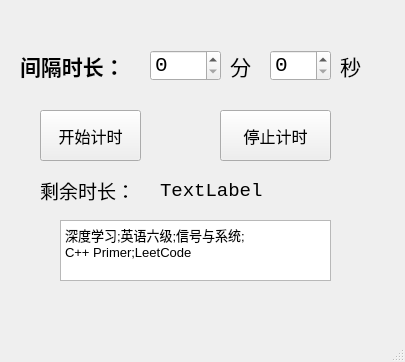
First picture: the form in mainwindow.ui, repository max-Ernest/clock, before the edit.
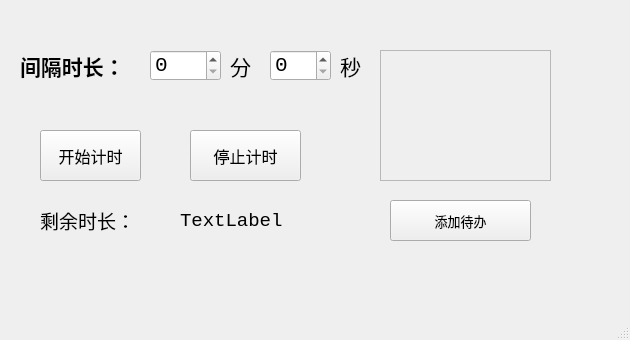
Second picture: the form after the edit.

Commit message: 添加待办功能，未持久化

```diff
--- a/mainwindow.ui
+++ b/mainwindow.ui
@@ -6,8 +6,8 @@
    <rect>
     <x>0</x>
     <y>0</y>
-    <width>405</width>
-    <height>362</height>
+    <width>630</width>
+    <height>340</height>
    </rect>
   </property>
   <property name="windowTitle">
@@ -18,7 +18,7 @@
     <property name="geometry">
      <rect>
       <x>40</x>
-      <y>110</y>
+      <y>130</y>
       <width>101</width>
       <height>51</height>
      </rect>
@@ -36,8 +36,8 @@
    <widget class="QPushButton" name="stopButton">
     <property name="geometry">
      <rect>
-      <x>220</x>
-      <y>110</y>
+      <x>190</x>
+      <y>130</y>
       <width>111</width>
       <height>51</height>
      </rect>
@@ -146,8 +146,8 @@
    <widget class="QLabel" name="countdownLabel">
     <property name="geometry">
      <rect>
-      <x>160</x>
-      <y>170</y>
+      <x>180</x>
+      <y>200</y>
       <width>181</width>
       <height>41</height>
      </rect>
@@ -166,7 +166,7 @@
     <property name="geometry">
      <rect>
       <x>40</x>
-      <y>170</y>
+      <y>200</y>
       <width>111</width>
       <height>41</height>
      </rect>
@@ -181,22 +181,52 @@
      <string>剩余时长：</string>
     </property>
    </widget>
-   <widget class="QTextEdit" name="textEdit">
+   <widget class="QScrollArea" name="scrollArea">
     <property name="geometry">
      <rect>
-      <x>60</x>
-      <y>220</y>
-      <width>271</width>
-      <height>61</height>
+      <x>380</x>
+      <y>50</y>
+      <width>171</width>
+      <height>131</height>
      </rect>
     </property>
-    <property name="html">
-     <string>&lt;!DOCTYPE HTML PUBLIC &quot;-//W3C//DTD HTML 4.0//EN&quot; &quot;http://www.w3.org/TR/REC-html40/strict.dtd&quot;&gt;
-&lt;html&gt;&lt;head&gt;&lt;meta name=&quot;qrichtext&quot; content=&quot;1&quot; /&gt;&lt;style type=&quot;text/css&quot;&gt;
-p, li { white-space: pre-wrap; }
-&lt;/style&gt;&lt;/head&gt;&lt;body style=&quot; font-family:'SimSun'; font-size:9pt; font-weight:400; font-style:normal;&quot;&gt;
-&lt;p style=&quot; margin-top:0px; margin-bottom:0px; margin-left:0px; margin-right:0px; -qt-block-indent:0; text-indent:0px;&quot;&gt;&lt;span style=&quot; font-size:10pt;&quot;&gt;深度学习;英语六级;信号与系统;&lt;/span&gt;&lt;/p&gt;
-&lt;p style=&quot; margin-top:0px; margin-bottom:0px; margin-left:0px; margin-right:0px; -qt-block-indent:0; text-indent:0px;&quot;&gt;&lt;span style=&quot; font-size:10pt;&quot;&gt;C++ Primer;LeetCode&lt;/span&gt;&lt;/p&gt;&lt;/body&gt;&lt;/html&gt;</string>
+    <property name="font">
+     <font>
+      <family>Consolas</family>
+      <pointsize>12</pointsize>
+     </font>
+    </property>
+    <property name="widgetResizable">
+     <bool>true</bool>
+    </property>
+    <widget class="QWidget" name="scrollAreaWidgetContents">
+     <property name="geometry">
+      <rect>
+       <x>0</x>
+       <y>0</y>
+       <width>169</width>
+       <height>129</height>
+      </rect>
+     </property>
+    </widget>
+   </widget>
+   <widget class="QPushButton" name="addButton">
+    <property name="geometry">
+     <rect>
+      <x>390</x>
+      <y>200</y>
+      <width>141</width>
+      <height>41</height>
+     </rect>
+    </property>
+    <property name="font">
+     <font>
+      <family>华文宋体</family>
+      <pointsize>10</pointsize>
+     </font>
+    </property>
+    <property name="text">
+     <string>添加待办</string>
     </property>
    </widget>
   </widget>
```
Left out of the diff: 2 changed lines with no effect on the pictures. The commit also changes 3 other files.
